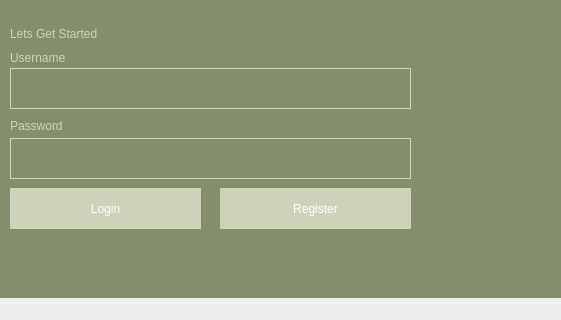
This is LibraryApp/mainwindow.ui in peterjmen/106.2_library_system as Qt 5 draws it before an edit; both pictures show x 0 to 561 and y 222 to 542 of the 774 by 542 pixel window. The edited form follows.
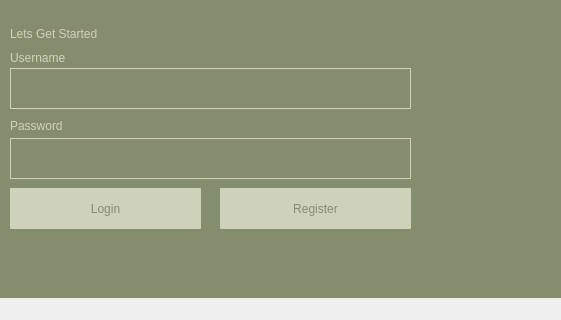
This is the edited form.

Patch:
```diff
--- a/LibraryApp/mainwindow.ui
+++ b/LibraryApp/mainwindow.ui
@@ -91,7 +91,7 @@
       <string notr="true">background-color: #CED2BA;
 border-radius: 1px;
 font: 300 12pt &quot;Segoe UI Light&quot;;
-color: rgb(255, 255, 255);</string>
+color: #858D6F;</string>
      </property>
      <property name="text">
       <string>Login</string>
@@ -110,7 +110,7 @@
       <string notr="true">background-color: #CED2BA;
 border-radius : 1px;
 font: 300 12pt &quot;Segoe UI Light&quot;;
-color: rgb(255, 255, 255);</string>
+color: #858D6F;</string>
      </property>
      <property name="text">
       <string>Register</string>
```
